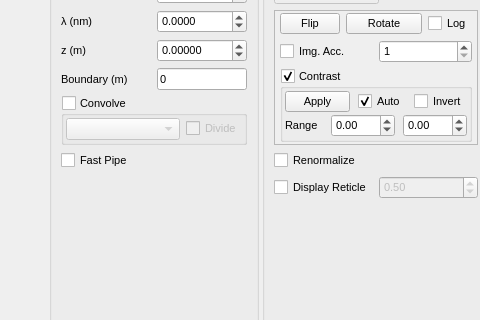
First picture: the form in Holovibes/mainwindow.ui, repository DigitalHolography/Holovibes, before the edit; both pictures show x 0 to 480 and y 257 to 577 of the 1210 by 796 pixel window.
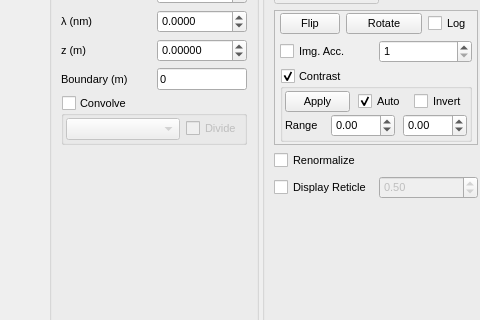
Second picture: the form after the edit. Custom widgets are drawn as their Qt base class.

Commit message: refa(fast pipe): remove fast pipe from code

What changed in the file:
```diff
--- a/Holovibes/mainwindow.ui
+++ b/Holovibes/mainwindow.ui
@@ -563,13 +563,6 @@
            </layout>
           </widget>
          </item>
-         <item>
-          <widget class="QCheckBox" name="FastPipeCheckBox">
-           <property name="text">
-            <string>Fast Pipe</string>
-           </property>
-          </widget>
-         </item>
          <item>
           <spacer name="verticalSpacer_5">
            <property name="orientation">
```
Left out of the diff: 19 changed lines with no effect on the pictures. The commit also changes 7 other files.
